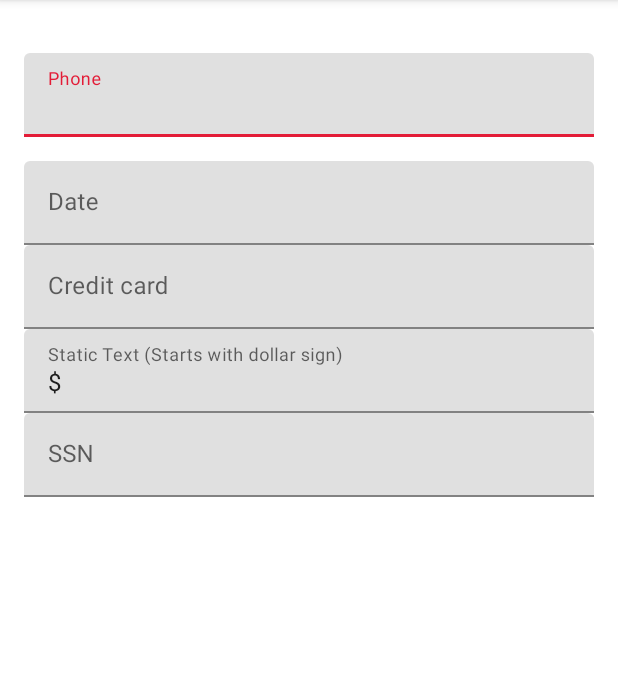
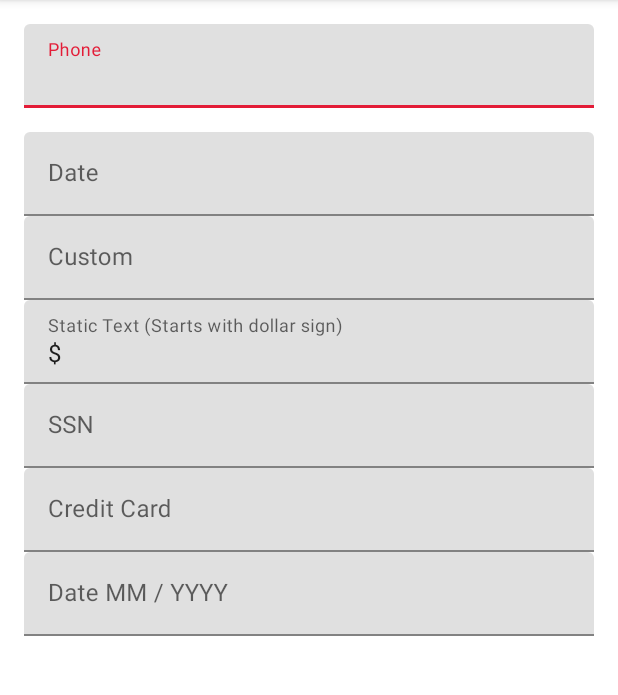
Before and after one commit to Hipo/hipo-maskededittext-android, an Android app: the screen it shows after launch (MainActivity), on a phone screen of 412 x 824 dp, the part 84-779 px from its top. Run offline under Robolectric (Android 15) with nearby library versions, the phone set to English and light mode, and no system bars.

Commit message:
Update packages and create CreditCardMask.kt & DateMonthYearMask.kt

```diff
--- a/app/src/main/res/layout/activity_main.xml
+++ b/app/src/main/res/layout/activity_main.xml
@@ -12,11 +12,6 @@
         android:layout_width="match_parent"
         android:layout_height="wrap_content"
         android:orientation="vertical">
-
-        <TextView
-            android:id="@+id/phoneTextView"
-            android:layout_width="wrap_content"
-            android:layout_height="wrap_content" />
 
         <com.google.android.material.textfield.TextInputLayout
             android:layout_width="match_parent"
@@ -49,15 +44,15 @@
         <com.google.android.material.textfield.TextInputLayout
             android:layout_width="match_parent"
             android:layout_height="wrap_content"
-            android:hint="Credit card">
+            android:hint="Custom">
 
             <com.hipo.maskededittext.MaskedEditText
-                android:id="@+id/creditCardEditText"
+                android:id="@+id/customEditText"
                 android:layout_width="match_parent"
                 android:layout_height="wrap_content"
-                app:maskPattern="####-####-####-####"
+                app:maskPattern="#-#-#"
                 app:maskType="custom"
-                app:returnPattern="################" />
+                app:returnPattern="###" />
 
         </com.google.android.material.textfield.TextInputLayout>
 
@@ -89,6 +84,32 @@
 
         </com.google.android.material.textfield.TextInputLayout>
 
+        <com.google.android.material.textfield.TextInputLayout
+            android:layout_width="match_parent"
+            android:layout_height="wrap_content"
+            android:hint="Credit Card">
+
+            <com.hipo.maskededittext.MaskedEditText
+                android:id="@+id/creditCardEditText"
+                android:layout_width="match_parent"
+                android:layout_height="wrap_content"
+                app:maskType="credit_card" />
+
+        </com.google.android.material.textfield.TextInputLayout>
+
+        <com.google.android.material.textfield.TextInputLayout
+            android:layout_width="match_parent"
+            android:layout_height="wrap_content"
+            android:hint="Date MM / YYYY">
+
+            <com.hipo.maskededittext.MaskedEditText
+                android:id="@+id/dateMmYyyyEditText"
+                android:layout_width="match_parent"
+                android:layout_height="wrap_content"
+                app:maskType="date_mm_yyyy" />
+
+        </com.google.android.material.textfield.TextInputLayout>
+
     </LinearLayout>
 
 </ScrollView>
--- a/maskededittext/src/main/java/com/hipo/maskededittext/Mask.kt
+++ b/maskededittext/src/main/java/com/hipo/maskededittext/Mask.kt
@@ -1,4 +1,6 @@
 package com.hipo.maskededittext
+
+import com.hipo.maskededittext.masks.*
 
 abstract class Mask {
     abstract val maskPattern: String
@@ -8,28 +10,46 @@ abstract class Mask {
     abstract fun isValidToParse(maskedText: String): Boolean
     abstract fun filterMaskedText(maskedText: String): String
 
+    // Enum class order must be the same as attrs.xml order
     enum class Type : MaskCreator {
         DATE {
-            override fun create(maskPattern: String?, returnPattern: String?): Mask = DateMask()
+            override fun create(maskPattern: String?, returnPattern: String?): Mask =
+                DateMask()
         },
         PHONE {
-            override fun create(maskPattern: String?, returnPattern: String?): Mask = PhoneMask()
+            override fun create(maskPattern: String?, returnPattern: String?): Mask =
+                PhoneMask()
         },
         SSN {
-            override fun create(maskPattern: String?, returnPattern: String?): Mask = SSNMask()
+            override fun create(maskPattern: String?, returnPattern: String?): Mask =
+                SSNMask()
         },
         CURRENCY {
-            override fun create(maskPattern: String?, returnPattern: String?): Mask = CurrencyMask()
+            override fun create(maskPattern: String?, returnPattern: String?): Mask =
+                CurrencyMask()
         },
         CUSTOM {
             override fun create(maskPattern: String?, returnPattern: String?): Mask =
-                CustomMask(maskPattern.orEmpty(), returnPattern.orEmpty())
+                CustomMask(
+                    maskPattern.orEmpty(),
+                    returnPattern.orEmpty()
+                )
         },
         STATIC_TEXT {
-            override fun create(maskPattern: String?, returnPattern: String?) = StaticTextMask(maskPattern!!)
+            override fun create(maskPattern: String?, returnPattern: String?) =
+                StaticTextMask(maskPattern!!)
+        },
+        CREDIT_CARD {
+            override fun create(maskPattern: String?, returnPattern: String?) =
+                CreditCardMask()
+        },
+        DATE_MONTH_YEAR {
+            override fun create(maskPattern: String?, returnPattern: String?) =
+                DateMonthYearMask()
         },
         UNSELECTED {
-            override fun create(maskPattern: String?, returnPattern: String?): Mask = UnselectedMask()
+            override fun create(maskPattern: String?, returnPattern: String?): Mask =
+                UnselectedMask()
         }
     }
 }
--- a/maskededittext/src/main/java/com/hipo/maskededittext/MaskedEditText.kt
+++ b/maskededittext/src/main/java/com/hipo/maskededittext/MaskedEditText.kt
@@ -11,6 +11,9 @@ import android.view.inputmethod.InputConnection
 import androidx.appcompat.widget.AppCompatEditText
 import com.google.android.material.textfield.TextInputLayout
 import com.hipo.maskededittext.Masker.Companion.POUND
+import com.hipo.maskededittext.masks.CustomMask
+import com.hipo.maskededittext.masks.StaticTextMask
+import com.hipo.maskededittext.masks.UnselectedMask
 import kotlin.properties.Delegates
 
 class MaskedEditText : AppCompatEditText {
--- /dev/null
+++ b/maskededittext/src/main/java/com/hipo/maskededittext/masks/CreditCardMask.kt
@@ -0,0 +1,22 @@
+package com.hipo.maskededittext.masks
+
+import com.hipo.maskededittext.Mask
+
+class CreditCardMask : Mask() {
+    override val maskPattern: String
+        get() = "####-####-####-####"
+    override val returnPattern: String
+        get() = "################"
+
+    override fun getParsedText(maskedText: String): String? {
+        return filterMaskedText(maskedText).takeIf { isValidToParse(maskedText) }
+    }
+
+    override fun isValidToParse(maskedText: String): Boolean {
+        return maskedText.length == maskPattern.length
+    }
+
+    override fun filterMaskedText(maskedText: String): String {
+        return maskedText.filter { it.isDigit() }
+    }
+}
--- a/maskededittext/src/main/java/com/hipo/maskededittext/CurrencyMask.kt
+++ b/maskededittext/src/main/java/com/hipo/maskededittext/masks/CurrencyMask.kt
@@ -1,4 +1,6 @@
-package com.hipo.maskededittext
+package com.hipo.maskededittext.masks
+
+import com.hipo.maskededittext.Mask
 
 @Deprecated("Use static_text and define maskPattern")
 class CurrencyMask : Mask() {
@@ -8,7 +10,7 @@ class CurrencyMask : Mask() {
         get() = ""
 
     override fun getParsedText(maskedText: String): String? {
-        return if (isValidToParse(maskedText)) filterMaskedText(maskedText) else null
+        return filterMaskedText(maskedText).takeIf { isValidToParse(maskedText) }
     }
 
     override fun isValidToParse(maskedText: String): Boolean {
--- a/maskededittext/src/main/java/com/hipo/maskededittext/CustomMask.kt
+++ b/maskededittext/src/main/java/com/hipo/maskededittext/masks/CustomMask.kt
@@ -1,5 +1,6 @@
-package com.hipo.maskededittext
+package com.hipo.maskededittext.masks
 
+import com.hipo.maskededittext.Mask
 import com.hipo.maskededittext.Masker.Companion.POUND
 
 class CustomMask(private val customMaskPattern: String, private val customReturnPattern: String) :
@@ -10,8 +11,7 @@ class CustomMask(private val customMaskPattern: String, private val customReturn
         get() = customReturnPattern
 
     override fun getParsedText(maskedText: String): String? {
-        val filteredText = filterMaskedText(maskedText)
-        return if (isValidToParse(maskedText)) filteredText else null
+        return filterMaskedText(maskedText).takeIf { isValidToParse(maskedText) }
     }
 
     override fun isValidToParse(maskedText: String): Boolean {
--- a/maskededittext/src/main/java/com/hipo/maskededittext/DateMask.kt
+++ b/maskededittext/src/main/java/com/hipo/maskededittext/masks/DateMask.kt
@@ -1,4 +1,6 @@
-package com.hipo.maskededittext
+package com.hipo.maskededittext.masks
+
+import com.hipo.maskededittext.Mask
 
 class DateMask : Mask() {
     override val maskPattern: String
--- a/maskededittext/src/main/java/com/hipo/maskededittext/SSNMask.kt
+++ b/maskededittext/src/main/java/com/hipo/maskededittext/masks/DateMonthYearMask.kt
@@ -1,14 +1,15 @@
-package com.hipo.maskededittext
+package com.hipo.maskededittext.masks
 
-class SSNMask : Mask() {
+import com.hipo.maskededittext.Mask
+
+class DateMonthYearMask : Mask() {
     override val maskPattern: String
-        get() = "###-##-####"
+        get() = "## / ####"
     override val returnPattern: String
-        get() = "#########"
+        get() = "##-####"
 
     override fun getParsedText(maskedText: String): String? {
-        val filteredText = filterMaskedText(maskedText)
-        return if (isValidToParse(maskedText)) filteredText else null
+        return filterMaskedText(maskedText).takeIf { isValidToParse(maskedText) }
     }
 
     override fun isValidToParse(maskedText: String): Boolean {
--- /dev/null
+++ b/maskededittext/src/main/java/com/hipo/maskededittext/masks/PhoneMask.kt
@@ -0,0 +1,22 @@
+package com.hipo.maskededittext.masks
+
+import com.hipo.maskededittext.Mask
+
+class PhoneMask : Mask() {
+    override val maskPattern: String
+        get() = "(###) ###-####"
+    override val returnPattern: String
+        get() = "##########"
+
+    override fun getParsedText(maskedText: String): String? {
+        return filterMaskedText(maskedText).takeIf { isValidToParse(maskedText) }
+    }
+
+    override fun isValidToParse(maskedText: String): Boolean {
+        return maskedText.length == maskPattern.length
+    }
+
+    override fun filterMaskedText(maskedText: String): String {
+        return maskedText.filter { it.isDigit() }
+    }
+}
--- a/maskededittext/src/main/java/com/hipo/maskededittext/UnselectedMask.kt
+++ b/maskededittext/src/main/java/com/hipo/maskededittext/masks/UnselectedMask.kt
@@ -1,4 +1,6 @@
-package com.hipo.maskededittext
+package com.hipo.maskededittext.masks
+
+import com.hipo.maskededittext.Mask
 
 class UnselectedMask : Mask() {
     override val maskPattern: String
--- a/maskededittext/src/main/res/values/attrs.xml
+++ b/maskededittext/src/main/res/values/attrs.xml
@@ -9,6 +9,8 @@
             <enum name="currency" value="3" />
             <enum name="custom" value="4" />
             <enum name="static_text" value="5" />
+            <enum name="credit_card" value="6" />
+            <enum name="date_mm_yyyy" value="7" />
         </attr>
         <attr name="maskPattern" format="string" />
         <attr name="returnPattern" format="string" />
```
Also changed, not shown: maskededittext/src/main/java/com/hipo/maskededittext/masks/SSNMask.kt (renamed from maskededittext/src/main/java/com/hipo/maskededittext/PhoneMask.kt, +7 -6 lines), maskededittext/src/main/java/com/hipo/maskededittext/masks/StaticTextMask.kt (renamed from maskededittext/src/main/java/com/hipo/maskededittext/StaticTextMask.kt, +4 -3 lines).
